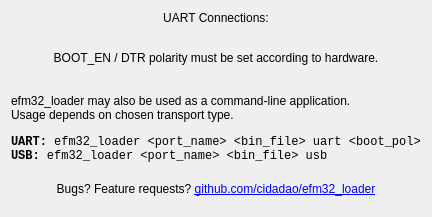
Before: the Qt Designer form helpdialog.ui in rasgo-cc/Gecko-Loader, drawn with Qt 5.
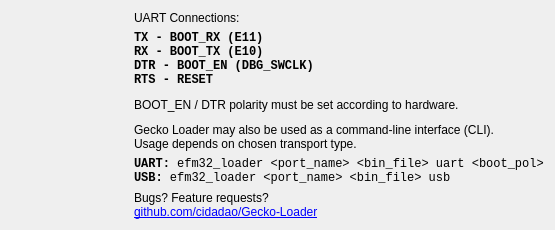
After: the same form once the commit is applied. Icons and pictures are not drawn.

```diff
--- a/helpdialog.ui
+++ b/helpdialog.ui
@@ -6,46 +6,75 @@
    <rect>
     <x>0</x>
     <y>0</y>
-    <width>417</width>
-    <height>217</height>
+    <width>555</width>
+    <height>230</height>
    </rect>
   </property>
   <property name="windowTitle">
    <string>Help</string>
   </property>
-  <layout class="QVBoxLayout" name="verticalLayout">
+  <layout class="QHBoxLayout" name="horizontalLayout">
    <item>
-    <widget class="QLabel" name="label">
-     <property name="sizePolicy">
-      <sizepolicy hsizetype="Preferred" vsizetype="Fixed">
-       <horstretch>0</horstretch>
-       <verstretch>0</verstretch>
-      </sizepolicy>
-     </property>
-     <property name="text">
-      <string>UART Connections:</string>
-     </property>
-     <property name="alignment">
-      <set>Qt::AlignCenter</set>
-     </property>
-    </widget>
-   </item>
+    <layout class="QVBoxLayout" name="verticalLayout_2">
    <item>
     <widget class="QLabel" name="label_2">
-     <property name="sizePolicy">
-      <sizepolicy hsizetype="Preferred" vsizetype="Fixed">
-       <horstretch>0</horstretch>
-       <verstretch>0</verstretch>
-      </sizepolicy>
-     </property>
      <property name="text">
       <string/>
      </property>
      <property name="pixmap">
-      <pixmap resource="resources.qrc">:/img/efm32_loader_pinout.png</pixmap>
-     </property>
-     <property name="alignment">
-      <set>Qt::AlignCenter</set>
+        <pixmap resource="resources.qrc">:/img/logo_full_128.png</pixmap>
+       </property>
+       <property name="scaledContents">
+        <bool>false</bool>
+       </property>
+      </widget>
+     </item>
+     <item>
+      <spacer name="verticalSpacer">
+       <property name="orientation">
+        <enum>Qt::Vertical</enum>
+       </property>
+       <property name="sizeHint" stdset="0">
+        <size>
+         <width>20</width>
+         <height>40</height>
+        </size>
+       </property>
+      </spacer>
+     </item>
+    </layout>
+   </item>
+   <item>
+    <layout class="QVBoxLayout" name="verticalLayout">
+     <item>
+      <widget class="QLabel" name="label">
+       <property name="sizePolicy">
+        <sizepolicy hsizetype="Preferred" vsizetype="Fixed">
+         <horstretch>0</horstretch>
+         <verstretch>0</verstretch>
+        </sizepolicy>
+       </property>
+       <property name="text">
+        <string>UART Connections:</string>
+       </property>
+      </widget>
+     </item>
+     <item>
+      <widget class="QLabel" name="label_7">
+       <property name="font">
+        <font>
+         <family>Courier New</family>
+         <pointsize>9</pointsize>
+        </font>
+       </property>
+       <property name="text">
+        <string>&lt;html&gt;&lt;head/&gt;&lt;body&gt;&lt;p&gt;&lt;span style=&quot; font-weight:600;&quot;&gt;TX  - BOOT_RX (E11)&lt;br/&gt;RX  - BOOT_TX (E10)&lt;br/&gt;DTR - BOOT_EN (DBG_SWCLK)&lt;br/&gt;RTS - RESET&lt;/span&gt;&lt;/p&gt;&lt;/body&gt;&lt;/html&gt;</string>
+       </property>
+       <property name="textFormat">
+        <enum>Qt::RichText</enum>
+       </property>
+       <property name="wordWrap">
+        <bool>false</bool>
      </property>
     </widget>
    </item>
@@ -54,9 +83,6 @@
      <property name="text">
       <string>BOOT_EN / DTR polarity must be set according to hardware.</string>
      </property>
-     <property name="alignment">
-      <set>Qt::AlignHCenter|Qt::AlignTop</set>
-     </property>
      <property name="wordWrap">
       <bool>true</bool>
      </property>
@@ -68,7 +94,7 @@
    <item>
     <widget class="QLabel" name="label_4">
      <property name="text">
-      <string>&lt;html&gt;&lt;head/&gt;&lt;body&gt;&lt;p&gt;efm32_loader may also be used as a command-line application.&lt;br/&gt;Usage depends on chosen transport type.&lt;/p&gt;&lt;/body&gt;&lt;/html&gt;</string>
+        <string>&lt;html&gt;&lt;head/&gt;&lt;body&gt;&lt;p&gt;Gecko Loader may also be used as a command-line interface (CLI).&lt;br/&gt;Usage depends on chosen transport type.&lt;/p&gt;&lt;/body&gt;&lt;/html&gt;</string>
      </property>
      <property name="alignment">
       <set>Qt::AlignLeading|Qt::AlignLeft|Qt::AlignVCenter</set>
@@ -83,7 +109,7 @@
       </font>
      </property>
      <property name="text">
-      <string>&lt;html&gt;&lt;head/&gt;&lt;body&gt;&lt;p&gt;&lt;span style=&quot; font-weight:600;&quot;&gt;UART:&lt;/span&gt; efm32_loader &amp;lt;port_name&amp;gt; &amp;lt;bin_file&amp;gt; uart &amp;lt;boot_pol&amp;gt;&lt;br/&gt;&lt;span style=&quot; font-weight:600;&quot;&gt;USB:&lt;/span&gt;  efm32_loader &amp;lt;port_name&amp;gt; &amp;lt;bin_file&amp;gt; usb&lt;/p&gt;&lt;/body&gt;&lt;/html&gt;</string>
+        <string>&lt;html&gt;&lt;head/&gt;&lt;body&gt;&lt;p&gt;&lt;span style=&quot; font-weight:600;&quot;&gt;UART:&lt;/span&gt; efm32_loader &amp;lt;port_name&amp;gt; &amp;lt;bin_file&amp;gt; uart &amp;lt;boot_pol&amp;gt;&lt;br/&gt;&lt;span style=&quot; font-weight:600;&quot;&gt;USB:  &lt;/span&gt;efm32_loader &amp;lt;port_name&amp;gt; &amp;lt;bin_file&amp;gt; usb&lt;/p&gt;&lt;/body&gt;&lt;/html&gt;</string>
      </property>
      <property name="alignment">
       <set>Qt::AlignLeading|Qt::AlignLeft|Qt::AlignVCenter</set>
@@ -93,12 +119,11 @@
    <item>
     <widget class="QLabel" name="label_6">
      <property name="text">
-      <string>&lt;html&gt;&lt;head/&gt;&lt;body&gt;&lt;p&gt;Bugs? Feature requests? &lt;a href=&quot;https://github.com/cidadao/efm32_loader&quot;&gt;&lt;span style=&quot; text-decoration: underline; color:#0000ff;&quot;&gt;github.com/cidadao/efm32_loader&lt;/span&gt;&lt;/a&gt;&lt;/p&gt;&lt;/body&gt;&lt;/html&gt;</string>
-     </property>
-     <property name="alignment">
-      <set>Qt::AlignCenter</set>
-     </property>
-    </widget>
+        <string>&lt;html&gt;&lt;head/&gt;&lt;body&gt;&lt;p&gt;Bugs? Feature requests? &lt;br/&gt;&lt;a href=&quot;https://github.com/cidadao/efm32_loader&quot;&gt;&lt;span style=&quot; text-decoration: underline; color:#0000ff;&quot;&gt;github.com/cidadao/Gecko-Loader&lt;/span&gt;&lt;/a&gt;&lt;/p&gt;&lt;/body&gt;&lt;/html&gt;</string>
+       </property>
+      </widget>
+     </item>
+    </layout>
    </item>
   </layout>
  </widget>
```
Lines whose indentation alone changed are shown as unchanged.
